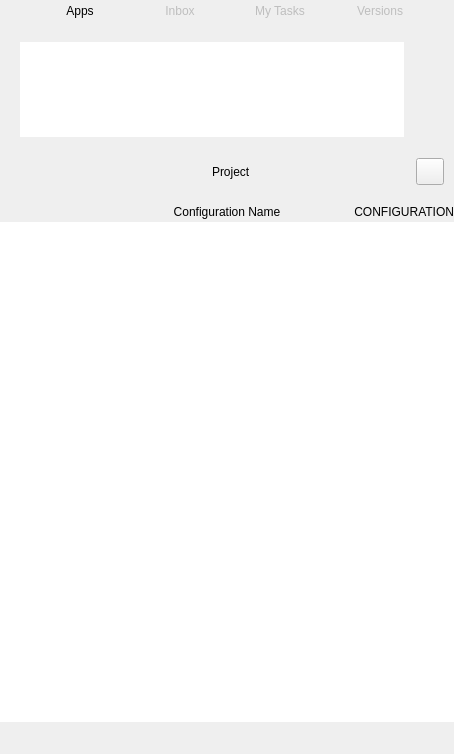
shotgunsoftware/tk-desktop, file resources/desktop_window.ui: the form before one commit.
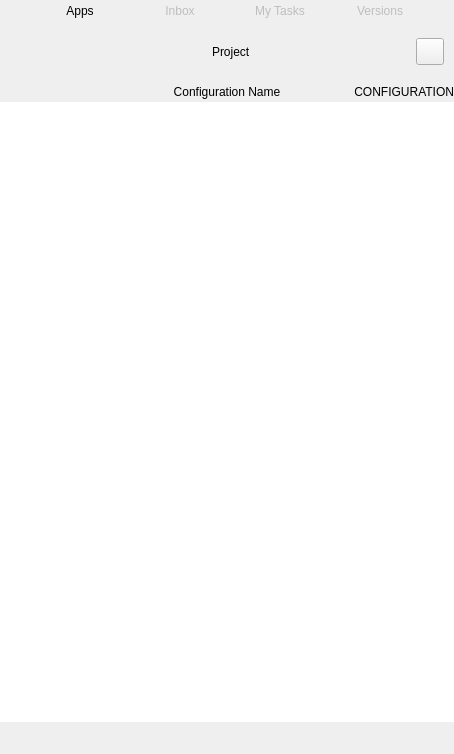
The form after the commit. The open tabs and pages were chosen to show the change. Icons and pictures are not drawn. Custom widgets are drawn as their Qt base class.

Commit message: Ticket #25510 - Clear recent projects shelf code.

Patch:
```diff
--- a/resources/desktop_window.ui
+++ b/resources/desktop_window.ui
@@ -461,142 +461,13 @@
        </layout>
       </widget>
       <widget class="QWidget" name="project_page">
-       <layout class="QVBoxLayout" name="verticalLayout_2" stretch="0,0,0,0">
+       <layout class="QVBoxLayout" name="verticalLayout_2" stretch="0,0,0">
         <property name="spacing">
          <number>0</number>
         </property>
         <property name="margin">
          <number>0</number>
         </property>
-        <item>
-         <widget class="QFrame" name="recents_shelf">
-          <property name="sizePolicy">
-           <sizepolicy hsizetype="Preferred" vsizetype="Fixed">
-            <horstretch>0</horstretch>
-            <verstretch>0</verstretch>
-           </sizepolicy>
-          </property>
-          <property name="maximumSize">
-           <size>
-            <width>16777215</width>
-            <height>120</height>
-           </size>
-          </property>
-          <property name="frameShape">
-           <enum>QFrame::NoFrame</enum>
-          </property>
-          <property name="frameShadow">
-           <enum>QFrame::Plain</enum>
-          </property>
-          <property name="lineWidth">
-           <number>0</number>
-          </property>
-          <layout class="QHBoxLayout" name="horizontalLayout_5" stretch="0,0">
-           <property name="spacing">
-            <number>5</number>
-           </property>
-           <property name="leftMargin">
-            <number>20</number>
-           </property>
-           <property name="topMargin">
-            <number>20</number>
-           </property>
-           <property name="rightMargin">
-            <number>5</number>
-           </property>
-           <property name="bottomMargin">
-            <number>5</number>
-           </property>
-           <item>
-            <widget class="QListView" name="recent_projects">
-             <property name="sizePolicy">
-              <sizepolicy hsizetype="MinimumExpanding" vsizetype="MinimumExpanding">
-               <horstretch>0</horstretch>
-               <verstretch>0</verstretch>
-              </sizepolicy>
-             </property>
-             <property name="focusPolicy">
-              <enum>Qt::NoFocus</enum>
-             </property>
-             <property name="frameShape">
-              <enum>QFrame::NoFrame</enum>
-             </property>
-             <property name="frameShadow">
-              <enum>QFrame::Plain</enum>
-             </property>
-             <property name="lineWidth">
-              <number>0</number>
-             </property>
-             <property name="verticalScrollBarPolicy">
-              <enum>Qt::ScrollBarAlwaysOff</enum>
-             </property>
-             <property name="editTriggers">
-              <set>QAbstractItemView::NoEditTriggers</set>
-             </property>
-             <property name="showDropIndicator" stdset="0">
-              <bool>false</bool>
-             </property>
-             <property name="dragDropMode">
-              <enum>QAbstractItemView::DragDrop</enum>
-             </property>
-             <property name="isWrapping" stdset="0">
-              <bool>false</bool>
-             </property>
-             <property name="resizeMode">
-              <enum>QListView::Fixed</enum>
-             </property>
-             <property name="layoutMode">
-              <enum>QListView::SinglePass</enum>
-             </property>
-             <property name="spacing">
-              <number>10</number>
-             </property>
-             <property name="gridSize">
-              <size>
-               <width>100</width>
-               <height>140</height>
-              </size>
-             </property>
-             <property name="viewMode">
-              <enum>QListView::IconMode</enum>
-             </property>
-             <property name="uniformItemSizes">
-              <bool>true</bool>
-             </property>
-             <property name="wordWrap">
-              <bool>true</bool>
-             </property>
-            </widget>
-           </item>
-           <item>
-            <widget class="QPushButton" name="all_projects_button">
-             <property name="focusPolicy">
-              <enum>Qt::NoFocus</enum>
-             </property>
-             <property name="toolTip">
-              <string>Back to Projects</string>
-             </property>
-             <property name="text">
-              <string/>
-             </property>
-             <property name="icon">
-              <iconset resource="resources.qrc">
-               <normaloff>:/tk-desktop/ellipses.png</normaloff>:/tk-desktop/ellipses.png</iconset>
-             </property>
-             <property name="iconSize">
-              <size>
-               <width>60</width>
-               <height>60</height>
-              </size>
-             </property>
-             <property name="flat">
-              <bool>true</bool>
-             </property>
-            </widget>
-           </item>
-          </layout>
-         </widget>
-        </item>
         <item>
          <widget class="QFrame" name="project_subheader">
           <property name="sizePolicy">
```
Left out of the diff: 2 changed lines with no effect on the pictures. The commit also changes 2 other files.
